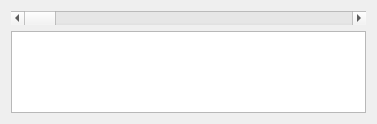
Qt form Azenqos/Linechart.ui (meritechsolutions/azenqos_qgis_plugin) before a commit.
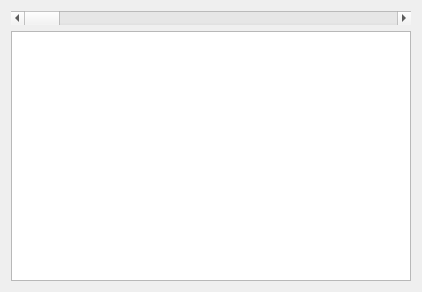
The same form after that commit.

Diff of the .ui file:
```diff
--- a/Azenqos/Linechart.ui
+++ b/Azenqos/Linechart.ui
@@ -25,7 +25,14 @@
     </widget>
    </item>
    <item>
-    <widget class="QTableWidget" name="tableWidget"/>
+    <widget class="QTableView" name="tableView">
+     <property name="minimumSize">
+      <size>
+       <width>400</width>
+       <height>250</height>
+      </size>
+     </property>
+    </widget>
    </item>
   </layout>
  </widget>
```
